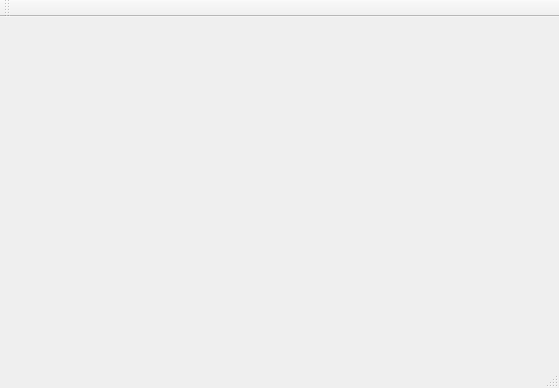
First picture: the form in QtRGineModelEditor/mainwindow.ui, repository ricardobusta/harpia-game-engine, before the edit.
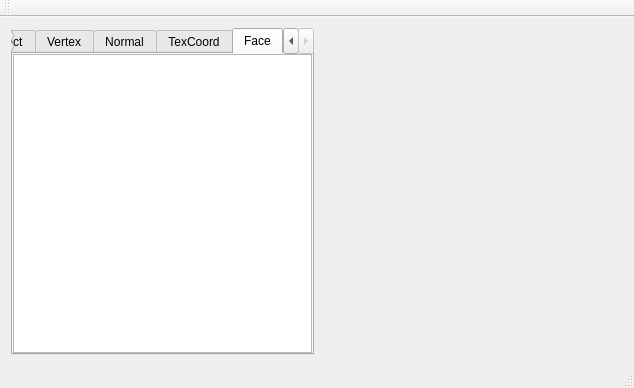
Second picture: the form after the edit.

The edit to the form file:
```diff
--- a/QtRGineModelEditor/mainwindow.ui
+++ b/QtRGineModelEditor/mainwindow.ui
@@ -6,7 +6,7 @@
    <rect>
     <x>0</x>
     <y>0</y>
-    <width>559</width>
+    <width>634</width>
     <height>388</height>
    </rect>
   </property>
@@ -15,8 +15,107 @@
   </property>
   <widget class="QWidget" name="centralWidget">
    <layout class="QHBoxLayout" name="horizontalLayout">
+    <item>
+     <widget class="QTabWidget" name="tabWidget">
+      <property name="sizePolicy">
+       <sizepolicy hsizetype="Expanding" vsizetype="Expanding">
+        <horstretch>0</horstretch>
+        <verstretch>0</verstretch>
+       </sizepolicy>
+      </property>
+      <property name="currentIndex">
+       <number>4</number>
+      </property>
+      <widget class="QWidget" name="tab_obj">
+       <attribute name="title">
+        <string>Object</string>
+       </attribute>
+       <layout class="QHBoxLayout" name="horizontalLayout_2">
+        <property name="spacing">
+         <number>0</number>
+        </property>
+        <property name="margin">
+         <number>0</number>
+        </property>
+        <item>
+         <widget class="QListWidget" name="objectList"/>
+        </item>
+       </layout>
+      </widget>
+      <widget class="QWidget" name="tab_vert_2">
+       <attribute name="title">
+        <string>Vertex</string>
+       </attribute>
+       <layout class="QHBoxLayout" name="horizontalLayout_3">
+        <property name="spacing">
+         <number>0</number>
+        </property>
+        <property name="margin">
+         <number>0</number>
+        </property>
+        <item>
+         <widget class="QListWidget" name="vertexList"/>
+        </item>
+       </layout>
+      </widget>
+      <widget class="QWidget" name="tab_vert">
+       <attribute name="title">
+        <string>Normal</string>
+       </attribute>
+       <layout class="QHBoxLayout" name="horizontalLayout_4">
+        <property name="spacing">
+         <number>0</number>
+        </property>
+        <property name="margin">
+         <number>0</number>
+        </property>
+        <item>
+         <widget class="QListWidget" name="normalList"/>
+        </item>
+       </layout>
+      </widget>
+      <widget class="QWidget" name="tab_tex">
+       <attribute name="title">
+        <string>TexCoord</string>
+       </attribute>
+       <layout class="QHBoxLayout" name="horizontalLayout_5">
+        <property name="spacing">
+         <number>0</number>
+        </property>
+        <property name="margin">
+         <number>0</number>
+        </property>
+        <item>
+         <widget class="QListWidget" name="texList"/>
+        </item>
+       </layout>
+      </widget>
+      <widget class="QWidget" name="tab_face">
+       <attribute name="title">
+        <string>Face</string>
+       </attribute>
+       <layout class="QHBoxLayout" name="horizontalLayout_6">
+        <property name="spacing">
+         <number>0</number>
+        </property>
+        <property name="margin">
+         <number>0</number>
+        </property>
+        <item>
+         <widget class="QListWidget" name="faceList"/>
+        </item>
+       </layout>
+      </widget>
+     </widget>
+    </item>
     <item>
      <widget class="QWidget" name="glframe" native="true">
+      <property name="sizePolicy">
+       <sizepolicy hsizetype="Expanding" vsizetype="Expanding">
+        <horstretch>0</horstretch>
+        <verstretch>0</verstretch>
+       </sizepolicy>
+      </property>
       <property name="minimumSize">
        <size>
         <width>300</width>
```
Left out of the diff: 2 changed lines with no effect on the pictures.
